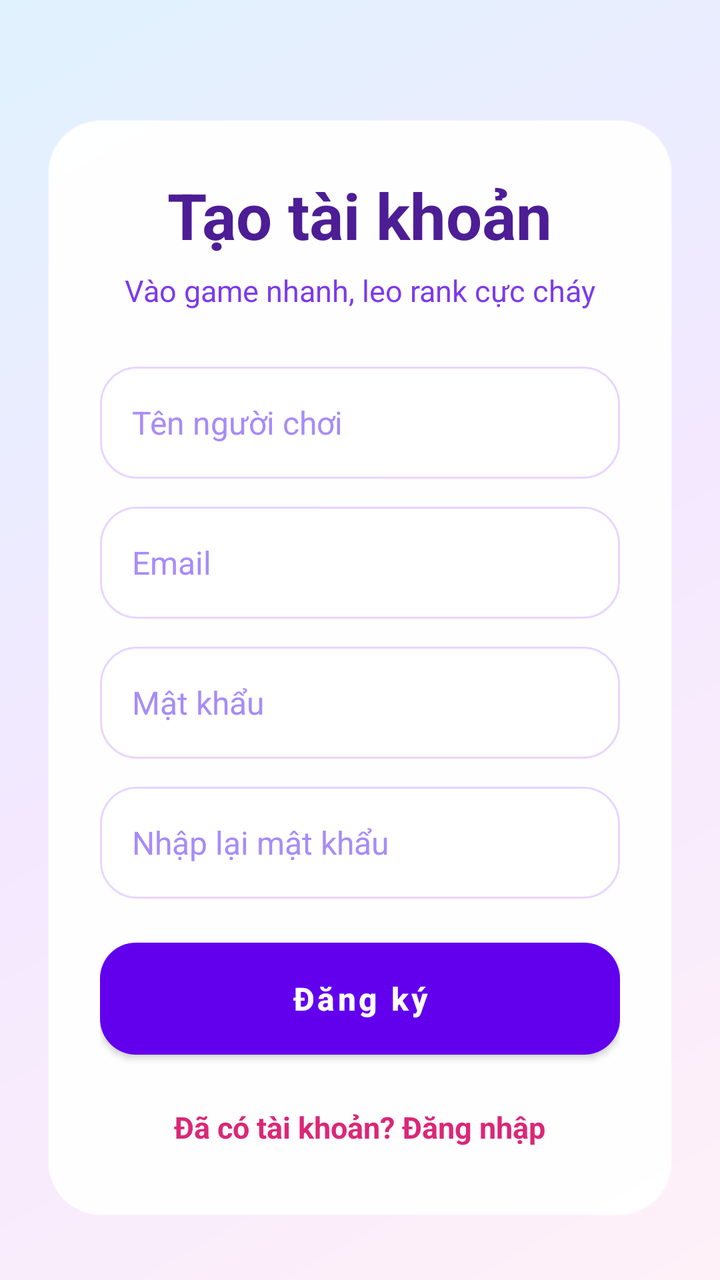
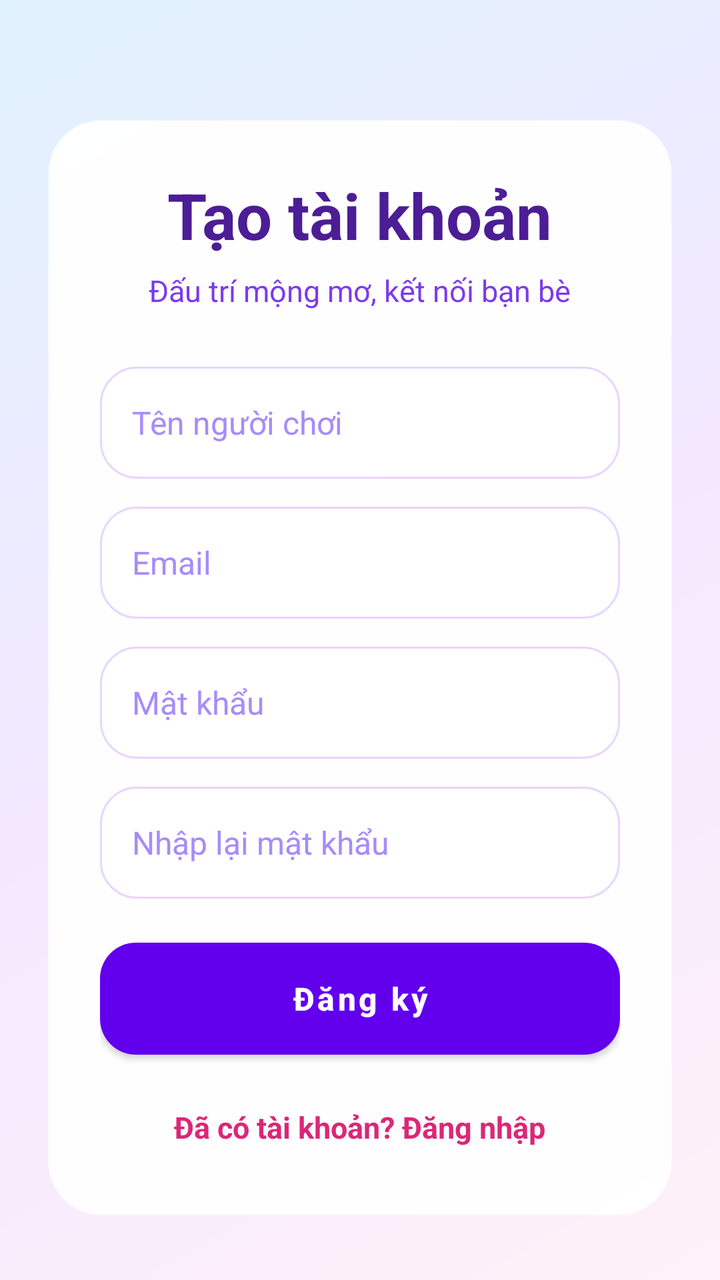

Before-and-after screenshots of an Android layout around one commit, followed by the original layout XML and the change that was made.
<!-- AndroidManifest.xml: application theme Theme.CaroOnline -->
<!-- res/layout/activity_register.xml -->
<?xml version="1.0" encoding="utf-8"?>
<ScrollView xmlns:android="http://schemas.android.com/apk/res/android"
    android:layout_width="match_parent"
    android:layout_height="match_parent"
    android:fillViewport="true"
    android:background="@drawable/bg_app_gradient">

    <LinearLayout
        android:layout_width="match_parent"
        android:layout_height="wrap_content"
        android:gravity="center"
        android:orientation="vertical"
        android:padding="24dp">

        <LinearLayout
            android:layout_width="match_parent"
            android:layout_height="wrap_content"
            android:layout_marginTop="28dp"
            android:background="@drawable/bg_card_glass"
            android:elevation="10dp"
            android:gravity="center"
            android:orientation="vertical"
            android:padding="26dp">

            <TextView
                android:layout_width="wrap_content"
                android:layout_height="wrap_content"
                android:text="Tạo tài khoản"
                android:textColor="#4C1D95"
                android:textSize="32sp"
                android:textStyle="bold" />

            <TextView
                android:layout_width="wrap_content"
                android:layout_height="wrap_content"
                android:layout_marginTop="6dp"
                android:text="Vào game nhanh, leo rank cực cháy"
                android:textColor="#7C3AED"
                android:textSize="15sp" />

            <EditText
                android:id="@+id/edtUsername"
                android:layout_width="match_parent"
                android:layout_height="56dp"
                android:layout_marginTop="28dp"
                android:background="@drawable/bg_input"
                android:hint="Tên người chơi"
                android:inputType="textPersonName"
                android:textColor="#1F2937"
                android:textColorHint="#A78BFA"
                android:textSize="16sp" />

            <EditText
                android:id="@+id/edtEmail"
                android:layout_width="match_parent"
                android:layout_height="56dp"
                android:layout_marginTop="14dp"
                android:background="@drawable/bg_input"
                android:hint="Email"
                android:inputType="textEmailAddress"
                android:textColor="#1F2937"
                android:textColorHint="#A78BFA"
                android:textSize="16sp" />

            <EditText
                android:id="@+id/edtPassword"
                android:layout_width="match_parent"
                android:layout_height="56dp"
                android:layout_marginTop="14dp"
                android:background="@drawable/bg_input"
                android:hint="Mật khẩu"
                android:inputType="textPassword"
                android:textColor="#1F2937"
                android:textColorHint="#A78BFA"
                android:textSize="16sp" />

            <EditText
                android:id="@+id/edtConfirmPassword"
                android:layout_width="match_parent"
                android:layout_height="56dp"
                android:layout_marginTop="14dp"
                android:background="@drawable/bg_input"
                android:hint="Nhập lại mật khẩu"
                android:inputType="textPassword"
                android:textColor="#1F2937"
                android:textColorHint="#A78BFA"
                android:textSize="16sp" />

            <Button
                android:id="@+id/btnRegister"
                android:layout_width="match_parent"
                android:layout_height="56dp"
                android:layout_marginTop="22dp"
                android:background="@drawable/bg_button_primary"
                android:elevation="6dp"
                android:text="Đăng ký"
                android:textAllCaps="false"
                android:textColor="@color/button_text_white"
                android:textSize="16sp"
                android:textStyle="bold" />

            <TextView
                android:id="@+id/tvGoLogin"
                android:layout_width="wrap_content"
                android:layout_height="wrap_content"
                android:layout_marginTop="18dp"
                android:padding="8dp"
                android:text="Đã có tài khoản? Đăng nhập"
                android:textColor="#DB2777"
                android:textSize="15sp"
                android:textStyle="bold" />
        </LinearLayout>
    </LinearLayout>
</ScrollView>
<!-- resources referenced by this layout -->
<resources>
  <!-- drawable bg_app_gradient (drawable) -->
  <?xml version="1.0" encoding="utf-8"?>
  <shape xmlns:android="http://schemas.android.com/apk/res/android">
      <gradient
          android:startColor="#FFF1F8"
          android:centerColor="#F3E8FF"
          android:endColor="#E0F2FE"
          android:angle="135" />
  </shape>
  <!-- drawable bg_button_primary (drawable) -->
  <?xml version="1.0" encoding="utf-8"?>
  <selector xmlns:android="http://schemas.android.com/apk/res/android">
      <item android:state_pressed="true">
          <shape><corners android:radius="18dp"/><gradient android:startColor="#7C3AED" android:endColor="#DB2777" android:angle="0"/></shape>
      </item>
      <item>
          <shape><corners android:radius="18dp"/><gradient android:startColor="#EC4899" android:endColor="#8B5CF6" android:angle="0"/></shape>
      </item>
  </selector>
  <!-- drawable bg_card_glass (drawable) -->
  <?xml version="1.0" encoding="utf-8"?>
  <shape xmlns:android="http://schemas.android.com/apk/res/android">
      <solid android:color="#F7FFFFFF" />
      <corners android:radius="26dp" />
      <stroke android:width="1dp" android:color="#70FFFFFF" />
      <padding android:left="18dp" android:top="18dp" android:right="18dp" android:bottom="18dp" />
  </shape>
  <!-- drawable bg_input (drawable) -->
  <?xml version="1.0" encoding="utf-8"?>
  <shape xmlns:android="http://schemas.android.com/apk/res/android">
      <solid android:color="#FFFFFFFF" />
      <corners android:radius="18dp" />
      <stroke android:width="1dp" android:color="#E9D5FF" />
      <padding android:left="16dp" android:right="16dp" android:top="10dp" android:bottom="10dp" />
  </shape>
  <style name="Theme.CaroOnline" parent="Theme.MaterialComponents.DayNight.NoActionBar">
          
          <item name="colorPrimary">@color/purple_500</item>
          <item name="colorPrimaryVariant">@color/purple_700</item>
          <item name="colorOnPrimary">@color/white</item>
          
          <item name="colorSecondary">@color/teal_200</item>
          <item name="colorSecondaryVariant">@color/teal_700</item>
          <item name="colorOnSecondary">@color/black</item>
          
          <item name="android:statusBarColor">?attr/colorPrimaryVariant</item>
          
      </style>
  <color name="purple_500">#FF6200EE</color>
  <color name="purple_700">#FF3700B3</color>
  <color name="white">#FFFFFFFF</color>
  <color name="teal_200">#FF03DAC5</color>
  <color name="teal_700">#FF018786</color>
  <color name="black">#FF000000</color>
</resources>

<!-- the commit's change to res/layout/activity_register.xml (unified diff, before → after) -->
@@ -34,7 +34,7 @@
                 android:layout_width="wrap_content"
                 android:layout_height="wrap_content"
                 android:layout_marginTop="6dp"
-                android:text="Vào game nhanh, leo rank cực cháy"
+                android:text="Đấu trí mộng mơ, kết nối bạn bè"
                 android:textColor="#7C3AED"
                 android:textSize="15sp" />
 
